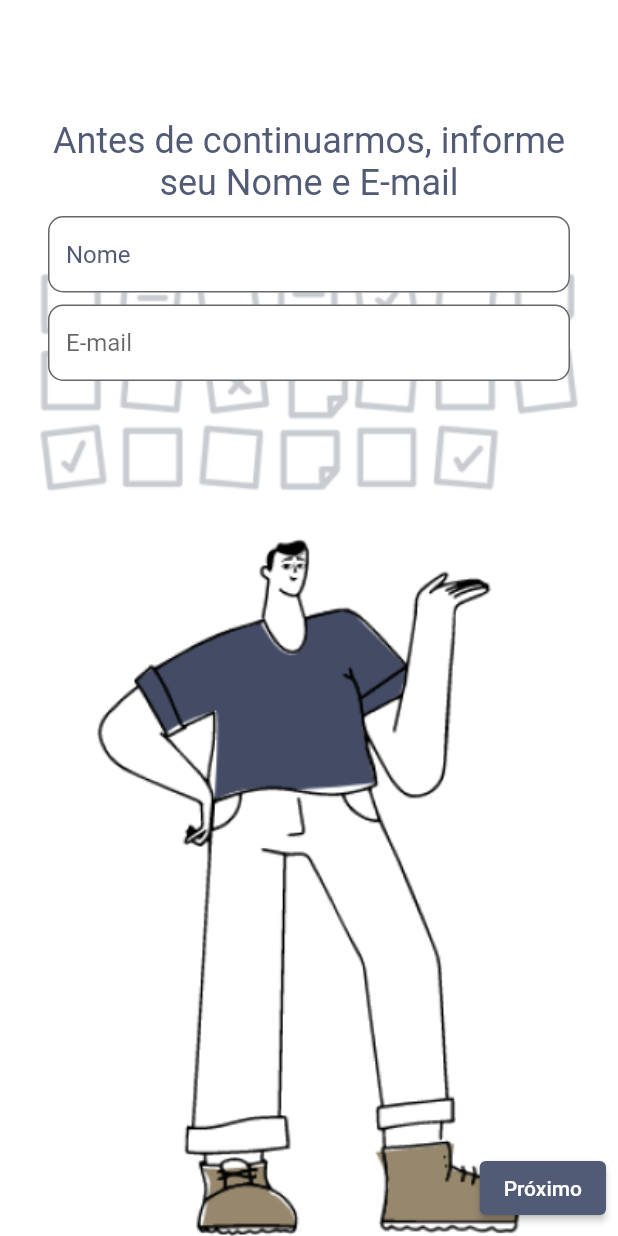
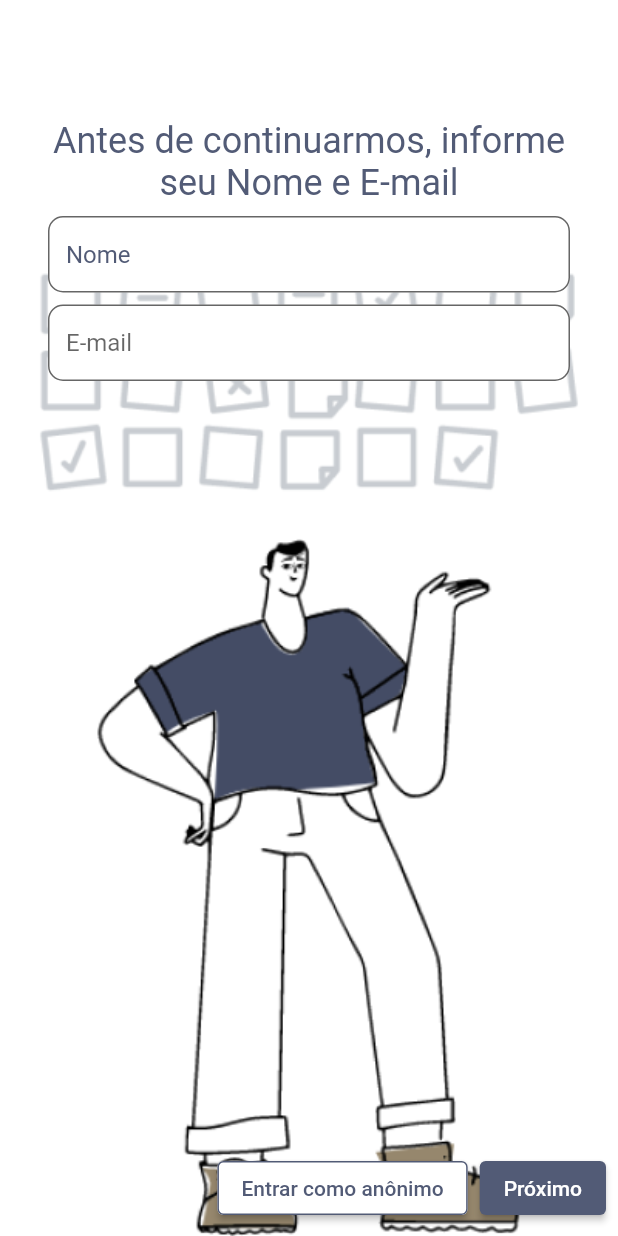
Before and after one commit to xandefreitas/Flutter_Profile, a Flutter app: the screen it shows after launch, after a tap on "Próximo", on a phone screen of 412 x 824 dp. Run offline on Flutter 3.47's test engine with Material 2 defaults, Android fonts, the phone set to English and light mode, and no system bars; our stand-ins replace unicons; network calls fail.

Commit message:
Onboarding adjusts and minor changes

```diff
--- a/lib/common/widgets/custom_snackbar.dart
+++ b/lib/common/widgets/custom_snackbar.dart
@@ -22,6 +22,10 @@ class CustomSnackBar extends StatelessWidget {
       padding: const EdgeInsets.only(top: 16.0, right: 16),
       decoration: BoxDecoration(
         borderRadius: BorderRadius.circular(20),
+        border: Border.all(
+          width: 2,
+          color: AppColors.white,
+        ),
         color: snackBarColor,
       ),
       child: Row(
--- a/lib/core/app_colors.dart
+++ b/lib/core/app_colors.dart
@@ -5,7 +5,8 @@ abstract class AppColors {
   static const certificatesPrimary = Color(0xff50707A);
   static const experiencesPrimary = Color(0xff9F9F92);
   static const depositionsPrimary = Color(0xff9A8761);
-  static const lightGrey = Color(0xffAEAEAE);
+  static const grey = Color(0xffAEAEAE);
+  static const lightGrey = Color(0xffD9D9D9);
   static const linkedin = Color(0xff0A65C0);
   static const whatsapp = Color(0xff45B452);
   static const snackBarYellow = Color(0xffE3B950);
--- a/lib/screens/DepositionsScreen/depositions_screen.dart
+++ b/lib/screens/DepositionsScreen/depositions_screen.dart
@@ -31,12 +31,16 @@ class _DepositionsScreenState extends State<DepositionsScreen> {
       padding: const EdgeInsets.only(top: 128.0, bottom: 64),
       child: Stack(
         children: [
-          ListView.builder(
+          snackBarIsClosed
+              ? ListView.builder(
                   itemCount: depositionsData.length,
                   itemBuilder: (ctx, i) => DepositionCard(
                     deposition: depositionsData[i],
                     isRightSide: isRightSide(i),
                   ),
+                )
+              : const Center(
+                  child: CircularProgressIndicator(),
                 ),
           if (_isWritingDeposition)
             GestureDetector(
--- a/lib/screens/NavigationManagementScreen/components/animated_button.dart
+++ b/lib/screens/NavigationManagementScreen/components/animated_button.dart
@@ -29,7 +29,7 @@ class _AnimatedButtonState extends State<AnimatedButton> {
   @override
   Widget build(BuildContext context) {
     return GestureDetector(
-      onTap: animateProfileTab,
+      onTap: animateCurrentTab,
       child: AnimatedContainer(
         width: widget.isSelected ? 160 : 32,
         duration: const Duration(milliseconds: 400),
@@ -53,7 +53,7 @@ class _AnimatedButtonState extends State<AnimatedButton> {
                 ),
                 Icon(
                   widget.isSelected ? widget.iconSelected : widget.iconUnselected,
-                  color: widget.isSelected ? AppColors.white : AppColors.lightGrey,
+                  color: widget.isSelected ? AppColors.white : AppColors.grey,
                 ),
               ],
             ),
@@ -76,7 +76,7 @@ class _AnimatedButtonState extends State<AnimatedButton> {
     );
   }
 
-  void animateProfileTab() {
+  void animateCurrentTab() {
     widget.changeScreen(widget.index, widget.tabColor);
   }
 }
--- a/lib/screens/OnboardingScreen/components/onboarding_body.dart
+++ b/lib/screens/OnboardingScreen/components/onboarding_body.dart
@@ -1,18 +1,21 @@
 import 'package:flutter/material.dart';
 
 import '../../../core/core.dart';
+import '../../NavigationManagementScreen/navigation_management_screen.dart';
 
 class OnboardingBody extends StatelessWidget {
   final String assetName;
+  final String buttonText;
   final Widget pageWidget;
   final Function()? onPressed;
-  final bool nextButtonIsVisible;
+  final bool onboardingLoginScreen;
   const OnboardingBody({
     Key? key,
     required this.assetName,
+    this.buttonText = 'Próximo',
     required this.pageWidget,
     required this.onPressed,
-    required this.nextButtonIsVisible,
+    required this.onboardingLoginScreen,
   }) : super(key: key);
 
   @override
@@ -28,19 +31,38 @@ class OnboardingBody extends StatelessWidget {
           ),
         ),
         pageWidget,
-        nextButtonIsVisible
-            ? Align(
-                alignment: Alignment.bottomRight,
-                child: Padding(
-                  padding: const EdgeInsets.all(8.0),
-                  child: ElevatedButton(
-                    child: const Text('Próximo'),
-                    style: ElevatedButton.styleFrom(primary: AppColors.profilePrimary),
-                    onPressed: onPressed,
+        Align(
+          alignment: Alignment.bottomCenter,
+          child: Padding(
+            padding: const EdgeInsets.all(8.0),
+            child: Row(
+              mainAxisAlignment: MainAxisAlignment.end,
+              children: [
+                if (onboardingLoginScreen)
+                  ElevatedButton(
+                    child: const Text('Entrar como anônimo'),
+                    style: ElevatedButton.styleFrom(
+                      primary: AppColors.white,
+                      onPrimary: AppColors.profilePrimary,
+                      side: const BorderSide(
+                        color: AppColors.profilePrimary,
+                      ),
+                    ),
+                    onPressed: () => Navigator.pushReplacement(
+                      context,
+                      MaterialPageRoute(builder: (ctx) => const NavigationManagementScreen()),
+                    ),
                   ),
+                const SizedBox(width: 8),
+                ElevatedButton(
+                  child: Text(buttonText),
+                  style: ElevatedButton.styleFrom(primary: AppColors.profilePrimary),
+                  onPressed: onPressed,
                 ),
-              )
-            : const SizedBox(),
+              ],
+            ),
+          ),
+        ),
       ],
     );
   }
--- /dev/null
+++ b/lib/screens/OnboardingScreen/components/onboarding_form.dart
@@ -0,0 +1,64 @@
+import 'package:flutter/material.dart';
+
+import '../../../core/core.dart';
+
+class OnboardingForm extends StatelessWidget {
+  const OnboardingForm({
+    Key? key,
+    required GlobalKey<FormState> formKey,
+  })  : _formKey = formKey,
+        super(key: key);
+
+  final GlobalKey<FormState> _formKey;
+
+  @override
+  Widget build(BuildContext context) {
+    return Form(
+      key: _formKey,
+      child: Column(
+        children: [
+          Text(
+            'Antes de continuarmos, informe seu Nome e E-mail',
+            style: AppTextStyles.textSize24.copyWith(
+              color: AppColors.profilePrimary,
+            ),
+            textAlign: TextAlign.center,
+          ),
+          const SizedBox(height: 8),
+          TextFormField(
+            decoration: InputDecoration(
+              hintText: 'Nome',
+              hintStyle: const TextStyle(color: AppColors.profilePrimary),
+              isDense: true,
+              filled: true,
+              fillColor: AppColors.white,
+              border: OutlineInputBorder(
+                borderRadius: BorderRadius.circular(10),
+              ),
+            ),
+            keyboardType: TextInputType.name,
+            validator: (name) {
+              return name!.trim().isEmpty ? 'Campo Obrigatório' : null;
+            },
+          ),
+          const SizedBox(height: 8),
+          TextFormField(
+            decoration: InputDecoration(
+              hintText: 'E-mail',
+              isDense: true,
+              filled: true,
+              fillColor: AppColors.white,
+              border: OutlineInputBorder(
+                borderRadius: BorderRadius.circular(10),
+              ),
+            ),
+            keyboardType: TextInputType.emailAddress,
+            validator: (email) {
+              return email!.trim().isEmpty ? 'Campo Obrigatório' : null;
+            },
+          ),
+        ],
+      ),
+    );
+  }
+}
--- a/lib/screens/OnboardingScreen/onboarding_screen.dart
+++ b/lib/screens/OnboardingScreen/onboarding_screen.dart
@@ -2,8 +2,8 @@ import 'package:flutter/material.dart';
 import 'package:flutter_profile/core/core.dart';
 
 import '../NavigationManagementScreen/navigation_management_screen.dart';
-import '../../common/widgets/custom_snackbar.dart';
 import 'components/onboarding_body.dart';
+import 'components/onboarding_form.dart';
 
 class OnboardingScreen extends StatefulWidget {
   const OnboardingScreen({Key? key}) : super(key: key);
@@ -14,10 +14,8 @@ class OnboardingScreen extends StatefulWidget {
 
 class _OnboardingScreenState extends State<OnboardingScreen> {
   final _controller = PageController(initialPage: 0);
-
   final _formKey = GlobalKey<FormState>();
-
-  bool snackBarIsClosed = true;
+  int _currentPage = 0;
 
   @override
   Widget build(BuildContext context) {
@@ -25,7 +23,12 @@ class _OnboardingScreenState extends State<OnboardingScreen> {
       resizeToAvoidBottomInset: false,
       backgroundColor: AppColors.white,
       body: PageView(
-        physics: const NeverScrollableScrollPhysics(),
+        onPageChanged: (page) {
+          setState(() {
+            _currentPage = page;
+          });
+        },
+        // physics: const NeverScrollableScrollPhysics(),
         controller: _controller,
         children: [
           firstOnboardingScreen(),
@@ -39,6 +42,7 @@ class _OnboardingScreenState extends State<OnboardingScreen> {
   OnboardingBody thirdOnboardingScreen(BuildContext context) {
     return OnboardingBody(
       assetName: 'assets/images/onboarding_03.png',
+      buttonText: 'Entrar',
       pageWidget: Align(
         alignment: Alignment.bottomCenter,
         child: Padding(
@@ -52,7 +56,7 @@ class _OnboardingScreenState extends State<OnboardingScreen> {
           ),
         ),
       ),
-      nextButtonIsVisible: snackBarIsClosed,
+      onboardingLoginScreen: onboardingLoginScreen,
       onPressed: () {
         Navigator.pushReplacement(
           context,
@@ -75,56 +79,10 @@ class _OnboardingScreenState extends State<OnboardingScreen> {
             left: 32,
             right: 32,
           ),
-          child: Form(
-            key: _formKey,
-            child: Column(
-              children: [
-                Text(
-                  'Antes de continuarmos, informe seu Nome e E-mail',
-                  style: AppTextStyles.textSize24.copyWith(
-                    color: AppColors.profilePrimary,
-                  ),
-                  textAlign: TextAlign.center,
-                ),
-                const SizedBox(height: 8),
-                TextFormField(
-                  decoration: InputDecoration(
-                    hintText: 'Nome',
-                    hintStyle: const TextStyle(color: AppColors.profilePrimary),
-                    isDense: true,
-                    filled: true,
-                    fillColor: AppColors.white,
-                    border: OutlineInputBorder(
-                      borderRadius: BorderRadius.circular(10),
-                    ),
-                  ),
-                  keyboardType: TextInputType.name,
-                  validator: (name) {
-                    return name!.trim().isEmpty ? 'Campo Obrigatório' : null;
-                  },
-                ),
-                const SizedBox(height: 8),
-                TextFormField(
-                  decoration: InputDecoration(
-                    hintText: 'E-mail',
-                    isDense: true,
-                    filled: true,
-                    fillColor: AppColors.white,
-                    border: OutlineInputBorder(
-                      borderRadius: BorderRadius.circular(10),
-                    ),
-                  ),
-                  keyboardType: TextInputType.emailAddress,
-                  validator: (email) {
-                    return email!.trim().isEmpty ? 'Campo Obrigatório' : null;
-                  },
-                ),
-              ],
-            ),
-          ),
+          child: OnboardingForm(formKey: _formKey),
         ),
       ),
-      nextButtonIsVisible: snackBarIsClosed,
+      onboardingLoginScreen: onboardingLoginScreen,
       onPressed: () {
         if (_formKey.currentState!.validate()) {
           _controller.nextPage(duration: const Duration(milliseconds: 300), curve: Curves.ease);
@@ -152,30 +110,32 @@ class _OnboardingScreenState extends State<OnboardingScreen> {
           ),
         ),
       ),
-      nextButtonIsVisible: snackBarIsClosed,
+      onboardingLoginScreen: onboardingLoginScreen,
       onPressed: () {
         _controller.nextPage(duration: const Duration(milliseconds: 300), curve: Curves.ease);
       },
     );
   }
 
-  showCustomSnackBar(BuildContext context, String title, String subtitle, IconData icon, Color? snackBarColor) {
-    ScaffoldMessenger.of(context)
-        .showSnackBar(
-          SnackBar(
-            behavior: SnackBarBehavior.floating,
-            backgroundColor: Colors.transparent,
-            elevation: 0,
-            content: CustomSnackBar(
-              title: title,
-              subtitle: subtitle,
-              icon: icon,
-              snackBarColor: snackBarColor,
-            ),
-            duration: const Duration(seconds: 10),
-          ),
-        )
-        .closed
-        .then((value) => setState(() => snackBarIsClosed = !snackBarIsClosed));
-  }
+  bool get onboardingLoginScreen => _currentPage == 1;
+
+  // showCustomSnackBar(BuildContext context, String title, String subtitle, IconData icon, Color? snackBarColor) {
+  //   ScaffoldMessenger.of(context)
+  //       .showSnackBar(
+  //         SnackBar(
+  //           behavior: SnackBarBehavior.floating,
+  //           backgroundColor: Colors.transparent,
+  //           elevation: 0,
+  //           content: CustomSnackBar(
+  //             title: title,
+  //             subtitle: subtitle,
+  //             icon: icon,
+  //             snackBarColor: snackBarColor,
+  //           ),
+  //           duration: const Duration(seconds: 10),
+  //         ),
+  //       )
+  //       .closed
+  //       .then((value) => setState(() => snackBarIsClosed = !snackBarIsClosed));
+  // }
 }
```
Also changed, not shown: lib/data/skills_data.dart (+20 -0 lines), lib/screens/ProfileScreen/profile_screen.dart (+76 -13 lines). Lines whose indentation alone changed are shown as unchanged.
